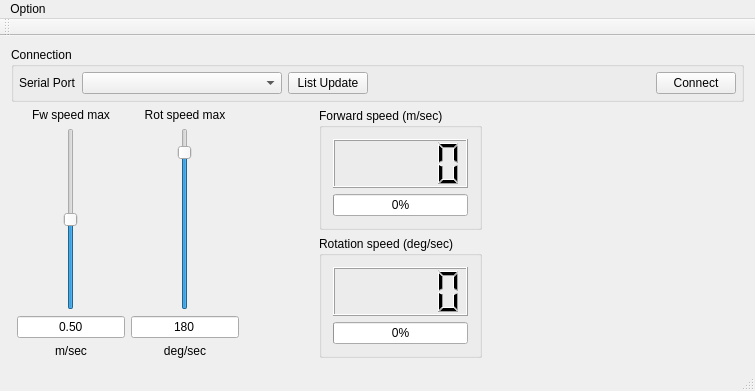
Old version of the form qt_simple_unav_console/mainwindow.ui in the repository officinerobotiche/simple_unav_console.
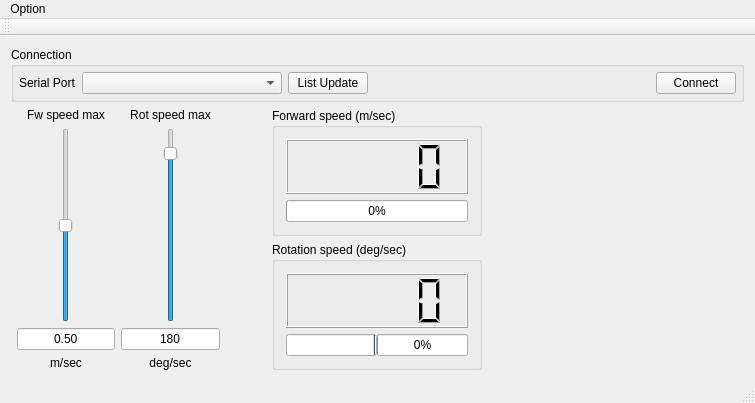
New version of the form. Custom widgets are drawn as their Qt base class.

Commit message: Rotation bar fix

```diff
--- a/qt_simple_unav_console/mainwindow.ui
+++ b/qt_simple_unav_console/mainwindow.ui
@@ -370,10 +370,21 @@
            <verstretch>0</verstretch>
           </sizepolicy>
          </property>
+         <property name="minimumSize">
+          <size>
+           <width>0</width>
+           <height>55</height>
+          </size>
+         </property>
         </widget>
        </item>
        <item>
-        <widget class="QProgressBar" name="progressBar_rot_speed">
+        <layout class="QHBoxLayout" name="horizontalLayout_3">
+         <property name="spacing">
+          <number>0</number>
+         </property>
+         <item>
+          <widget class="QProgressBar" name="progressBar_rot_speed_neg">
          <property name="sizePolicy">
           <sizepolicy hsizetype="MinimumExpanding" vsizetype="Fixed">
            <horstretch>0</horstretch>
@@ -386,7 +397,28 @@
          <property name="alignment">
           <set>Qt::AlignCenter</set>
          </property>
-        </widget>
+           <property name="invertedAppearance">
+            <bool>true</bool>
+           </property>
+          </widget>
+         </item>
+         <item>
+          <widget class="QProgressBar" name="progressBar_rot_speed_pos">
+           <property name="sizePolicy">
+            <sizepolicy hsizetype="MinimumExpanding" vsizetype="Fixed">
+             <horstretch>0</horstretch>
+             <verstretch>0</verstretch>
+            </sizepolicy>
+           </property>
+           <property name="value">
+            <number>0</number>
+           </property>
+           <property name="alignment">
+            <set>Qt::AlignCenter</set>
+           </property>
+          </widget>
+         </item>
+        </layout>
        </item>
       </layout>
      </widget>
@@ -411,6 +443,12 @@
            <verstretch>0</verstretch>
           </sizepolicy>
          </property>
+         <property name="minimumSize">
+          <size>
+           <width>0</width>
+           <height>55</height>
+          </size>
+         </property>
         </widget>
        </item>
        <item>
```
Lines whose indentation alone changed are shown as unchanged. The commit also changes 1 other file.
